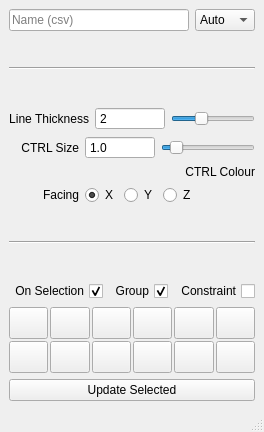
The window that ramenRig/createCtrl.ui (chrislyne/Toolbox) describes before a commit, drawn with Qt 5.
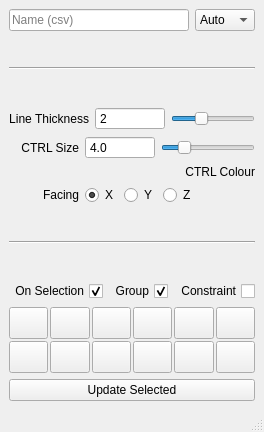
The same window after the commit. Icons and pictures are not drawn.

Commit message: Tidied up naming

Diff of the .ui file:
```diff
--- a/ramenRig/createCtrl.ui
+++ b/ramenRig/createCtrl.ui
@@ -221,20 +221,23 @@
            <number>1</number>
           </property>
           <property name="value">
-           <double>1.000000000000000</double>
+           <double>4.000000000000000</double>
           </property>
          </widget>
         </item>
         <item>
          <widget class="QSlider" name="horizontalSlider_2">
           <property name="maximum">
-           <number>100</number>
+           <number>200</number>
           </property>
           <property name="singleStep">
            <number>1</number>
           </property>
+          <property name="value">
+           <number>40</number>
+          </property>
           <property name="sliderPosition">
-           <number>10</number>
+           <number>40</number>
           </property>
           <property name="tracking">
            <bool>true</bool>
```
The commit also changes 1 other file.
